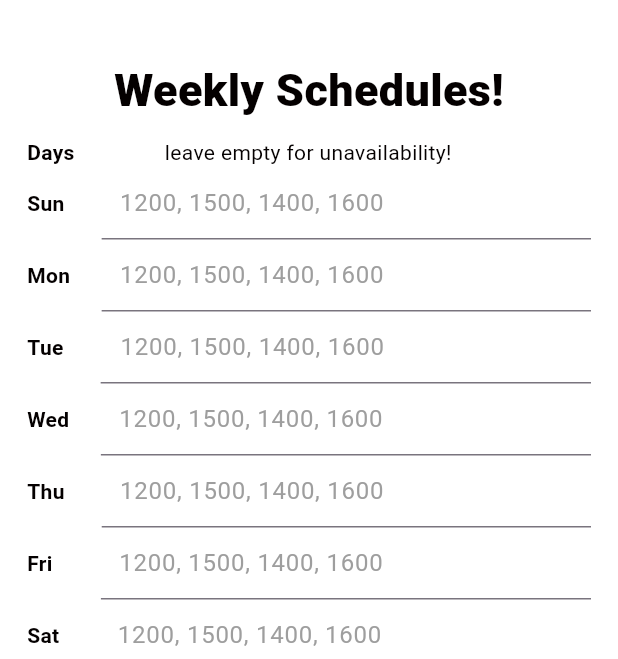
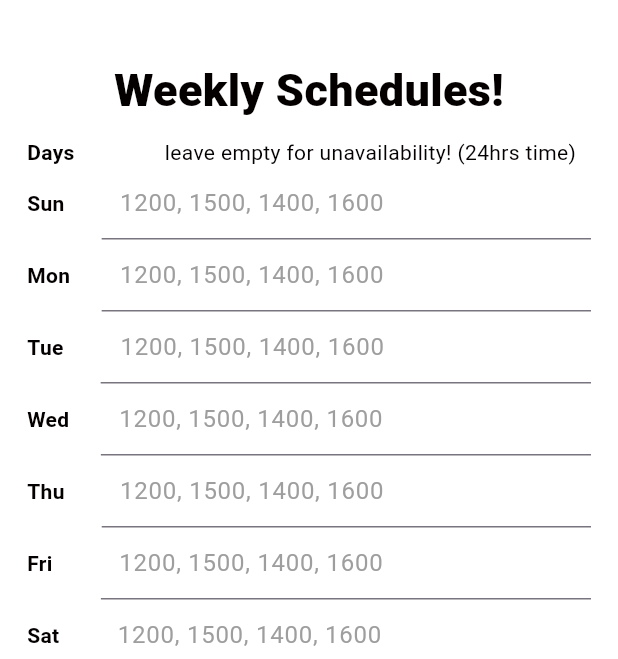
Before and after one commit to toballz/hairsalon_template_flutter, a Flutter app: the MyHomePage screen opened directly, item 2 of the bottom bar chosen, on a phone screen of 412 x 824 dp, the part 59-718 px from its top. Run offline on Flutter 3.47's test engine with Material 3 defaults, Android fonts, the phone set to English and light mode, and no system bars; drawn by our look-alikes of calendar_date_picker2; our stand-ins replace animate_do, fluttertoast, localstorage; network calls fail.

Commit message:
6/16/2024
6/16/2024

```diff
--- a/lib/calendar.dart
+++ b/lib/calendar.dart
@@ -2,6 +2,7 @@ import 'dart:convert';
 
 import 'package:calendar_date_picker2/calendar_date_picker2.dart';
 import 'package:flutter/material.dart';
+import 'package:flutter/services.dart';
 import 'package:fluttertoast/fluttertoast.dart';
 import 'package:webclient/h.dart';
 
@@ -68,7 +69,31 @@ class CalendarPageState extends State<CalendarPage> {
     super.initState();
     getWeeklyANDOverrideDates();
   }
+
 //
+  void numberformatterOverrides(v, contrroller) {
+    String formattedText =
+        v.replaceAll(RegExp(r'\D'), ''); // Remove non-digit characters
+    if (formattedText.isNotEmpty) {
+      // Insert comma and space every 4 characters
+      StringBuffer buffer = StringBuffer();
+      for (int i = 0; i < formattedText.length; i++) {
+        buffer.write(formattedText[i]);
+        if ((i + 1) % 4 == 0 && i != formattedText.length - 1) {
+          buffer.write(', ');
+        }
+      }
+      contrroller.value = TextEditingValue(
+        text: buffer.toString(),
+        selection: TextSelection.collapsed(offset: buffer.length),
+      );
+    } else {
+      contrroller.value = const TextEditingValue(
+        text: '',
+        selection: TextSelection.collapsed(offset: 0),
+      );
+    }
+  }
 
   @override
   Widget build(BuildContext context) {
@@ -107,6 +132,12 @@ class CalendarPageState extends State<CalendarPage> {
               style: const TextStyle(color: Colors.deepOrangeAccent),
               controller: textcontrolller,
               keyboardType: TextInputType.number,
+              onChanged: (va) {
+                numberformatterOverrides(va, textcontrolller);
+              },
+              inputFormatters: [
+                FilteringTextInputFormatter.allow(RegExp(r'[0-9]')),
+              ],
               decoration: InputDecoration(
                 hintText: '1200, 1500, 1400, 1600',
                 hintStyle: const TextStyle(color: Colors.grey),
@@ -133,7 +164,7 @@ class CalendarPageState extends State<CalendarPage> {
                 fontWeight: FontWeight.bold, color: ColorPallette.fontColor())),
         const SizedBox(width: 60),
         Expanded(
-            child: Text("leave empty for unavailability!",
+            child: Text("leave empty for unavailability! (24hrs time)",
                 textAlign: TextAlign.start,
                 style: TextStyle(color: ColorPallette.fontColor())))
       ]),
@@ -219,15 +250,20 @@ class CalendarPageState extends State<CalendarPage> {
             onValueChanged: (dates) =>
                 setState(() => _rangeDatePickerValueWithDefaultValue = dates)),
         const SizedBox(height: 20),
-        Text(
-            'Enter override time(s), leave empty for unavailability!\nSeprate by comma(,)',
+        Text('Enter override time(s), leave empty for unavailability!',
             style: TextStyle(
               color: ColorPallette.fontColor(),
             )),
         TextField(
+            keyboardType: TextInputType.number,
             controller: overrideController,
             style: TextStyle(color: ColorPallette.fontColor()),
-            keyboardType: TextInputType.number,
+            onChanged: (va) {
+              numberformatterOverrides(va, overrideController);
+            },
+            inputFormatters: [
+              FilteringTextInputFormatter.allow(RegExp(r'[0-9]')),
+            ],
             decoration: const InputDecoration(
                 hintText: "1100, 1300, 1530 (24hrs time)",
                 hintStyle: TextStyle(color: Colors.grey),
--- a/lib/h.dart
+++ b/lib/h.dart
@@ -15,8 +15,8 @@ import 'package:webclient/profileedit.dart';
 class Site {
   static String getCurrentUserDomain = "cocohairsignature.com";
   static String monthlyStripePayment = (1 == 1)
-      ? "https://buy.stripe.com/5kA8xDeI3bYKf7y5kl"
-      : "https://buy.stripe.com/test_fZeg2269k56rbN6aEE";
+      ? "https://buy.stripe.com/5kA8xDeI3bYKf7y5kl" //real
+      : "https://buy.stripe.com/test_fZeg2269k56rbN6aEE"; //test
 }
 
 ///bgcolorDark,  tabcolorDark,  textcolorDark
--- a/lib/index.dart
+++ b/lib/index.dart
@@ -17,6 +17,7 @@ class IndexPage extends StatefulWidget {
 
 class IndexPageState extends State<IndexPage> {
   List<DateTime?> _multiDatePickerValueWithDefaultValue = [];
+  int freeTrialEnds = 0;
 
   ///{ 'hairname': 'Item 2','orderId':'12', 'datetime': 'Subtitle for Item 2', 'imageUrl': 'https://cocohairsignature.com/img/29.jpg?93jv'}
   List<dynamic> items = [];
@@ -27,7 +28,7 @@ class IndexPageState extends State<IndexPage> {
   @override
   void initState() {
     super.initState();
-
+    freeTrialEnds = DateTime(2024, 7, 14).difference(Tools.todayDate).inDays;
     Tools.httpPost({
       'v': '1',
       'getDatesAppointmentsMoreThanDate': '2',
@@ -93,9 +94,9 @@ class IndexPageState extends State<IndexPage> {
                     ],
                   ),
                   child: Row(children: [
-                    const Text(
-                        "Your free trial ends in 28 days.\nSubscribe now!",
-                        style: TextStyle(
+                    Text(
+                        "Your free trial ends in $freeTrialEnds days.\nSubscribe now!",
+                        style: const TextStyle(
                             fontSize: 17,
                             color: Color.fromARGB(234, 255, 255, 255))),
                     const Spacer(),
```
